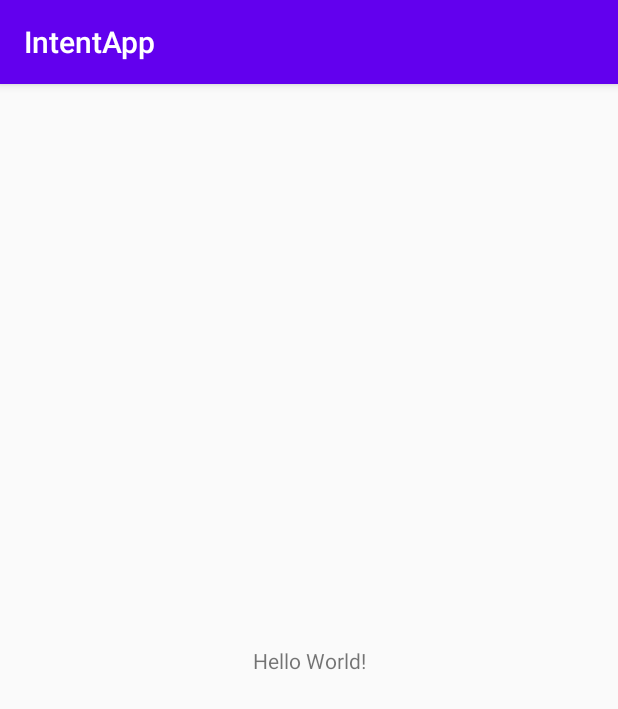
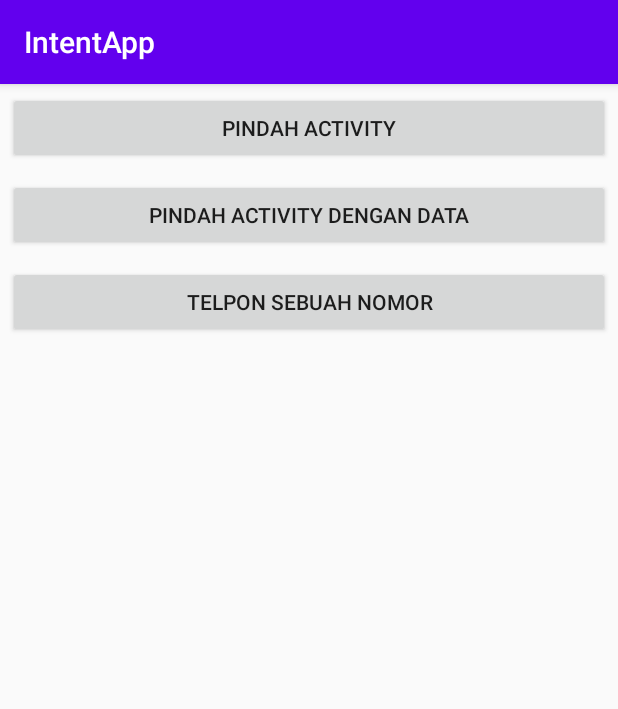
Before and after one commit to chimemoo/learn-android-java, an Android app: the screen it shows after launch (MainActivity), on a phone screen of 412 x 824 dp. Shown: the top 709 px of the screen. Run offline under Robolectric (Android 15) with nearby library versions, the phone set to English and light mode, and no system bars.

Commit message:
add fix intent-app

```diff
--- a/IntentApp/app/src/main/AndroidManifest.xml
+++ b/IntentApp/app/src/main/AndroidManifest.xml
@@ -9,6 +9,8 @@
         android:roundIcon="@mipmap/ic_launcher_round"
         android:supportsRtl="true"
         android:theme="@style/AppTheme">
+        <activity android:name=".MoveActivityWithData"></activity>
+        <activity android:name=".MoveActivity" />
         <activity android:name=".MainActivity">
             <intent-filter>
                 <action android:name="android.intent.action.MAIN" />
--- a/IntentApp/app/src/main/java/com/chimemoo/intentapp/MainActivity.java
+++ b/IntentApp/app/src/main/java/com/chimemoo/intentapp/MainActivity.java
@@ -2,13 +2,50 @@ package com.chimemoo.intentapp;
 
 import androidx.appcompat.app.AppCompatActivity;
 
+import android.content.Intent;
+import android.net.Uri;
 import android.os.Bundle;
+import android.view.View;
+import android.widget.Button;
 
-public class MainActivity extends AppCompatActivity {
+public class MainActivity extends AppCompatActivity implements View.OnClickListener {
+
+    private Button btnMoveActivity;
+    private Button btnMoveActivityWithData;
+    private Button btnCall;
 
     @Override
     protected void onCreate(Bundle savedInstanceState) {
         super.onCreate(savedInstanceState);
         setContentView(R.layout.activity_main);
+
+        btnMoveActivity = findViewById(R.id.btn_move_activity);
+        btnMoveActivity.setOnClickListener(this);
+
+        btnMoveActivityWithData = findViewById(R.id.btn_move_activity_data);
+        btnMoveActivityWithData.setOnClickListener(this);
+
+        btnCall = findViewById(R.id.btn_call_number);
+        btnCall.setOnClickListener(this);
+    }
+
+    @Override
+    public void onClick(View v) {
+        switch (v.getId()){
+            case R.id.btn_move_activity:
+                Intent moveIntent = new Intent(MainActivity.this, MoveActivity.class);
+                startActivity(moveIntent);
+                break;
+            case R.id.btn_move_activity_data:
+                Intent moveIntentWithData = new Intent(MainActivity.this, MoveActivityWithData.class);
+                moveIntentWithData.putExtra(MoveActivityWithData.EXTRA_NAME, "Chimemoo");
+                moveIntentWithData.putExtra(MoveActivityWithData.EXTRA_AGE, 25);
+                startActivity(moveIntentWithData);
+                break;
+            case R.id.btn_call_number:
+                String phoneNumber = "088811112222";
+                Intent callIntent = new Intent(Intent.ACTION_DIAL, Uri.parse("tel:"+phoneNumber));
+                startActivity(callIntent);
+        }
     }
 }
--- a/IntentApp/app/src/main/res/layout/activity_main.xml
+++ b/IntentApp/app/src/main/res/layout/activity_main.xml
@@ -1,18 +1,31 @@
 <?xml version="1.0" encoding="utf-8"?>
-<androidx.constraintlayout.widget.ConstraintLayout xmlns:android="http://schemas.android.com/apk/res/android"
+<LinearLayout xmlns:android="http://schemas.android.com/apk/res/android"
     xmlns:app="http://schemas.android.com/apk/res-auto"
     xmlns:tools="http://schemas.android.com/tools"
     android:layout_width="match_parent"
     android:layout_height="match_parent"
-    tools:context=".MainActivity">
+    android:orientation="vertical"
+    android:padding="5dp">
 
-    <TextView
-        android:layout_width="wrap_content"
+    <Button
+        android:id="@+id/btn_move_activity"
+        android:layout_marginBottom="10dp"
+        android:layout_width="match_parent"
         android:layout_height="wrap_content"
-        android:text="Hello World!"
-        app:layout_constraintBottom_toBottomOf="parent"
-        app:layout_constraintLeft_toLeftOf="parent"
-        app:layout_constraintRight_toRightOf="parent"
-        app:layout_constraintTop_toTopOf="parent" />
+        android:text="@string/move_activity"/>
 
-</androidx.constraintlayout.widget.ConstraintLayout>
+    <Button
+        android:id="@+id/btn_move_activity_data"
+        android:layout_marginBottom="10dp"
+        android:layout_width="match_parent"
+        android:layout_height="wrap_content"
+        android:text="@string/move_activity_with_data"/>
+
+    <Button
+        android:id="@+id/btn_call_number"
+        android:layout_marginBottom="10dp"
+        android:layout_width="match_parent"
+        android:layout_height="wrap_content"
+        android:text="@string/call_number"/>
+
+</LinearLayout>
--- a/IntentApp/app/src/main/res/values/strings.xml
+++ b/IntentApp/app/src/main/res/values/strings.xml
@@ -1,3 +1,7 @@
 <resources>
     <string name="app_name">IntentApp</string>
+    <string name="move_activity">Pindah Activity</string>
+    <string name="move_activity_with_data">Pindah Activity dengan Data</string>
+    <string name="call_number">Telpon Sebuah Nomor</string>
+    <string name="this_move_activity">Ini adalah Move Activity</string>
 </resources>
```
Also changed, not shown: IntentApp/app/src/main/java/com/chimemoo/intentapp/MoveActivity.java (added, +14 -0 lines), IntentApp/app/src/main/java/com/chimemoo/intentapp/MoveActivityWithData.java (added, +26 -0 lines), IntentApp/app/src/main/res/layout/activity_move.xml (added, +18 -0 lines), IntentApp/app/src/main/res/layout/activity_move_with_data.xml (added, +18 -0 lines).
